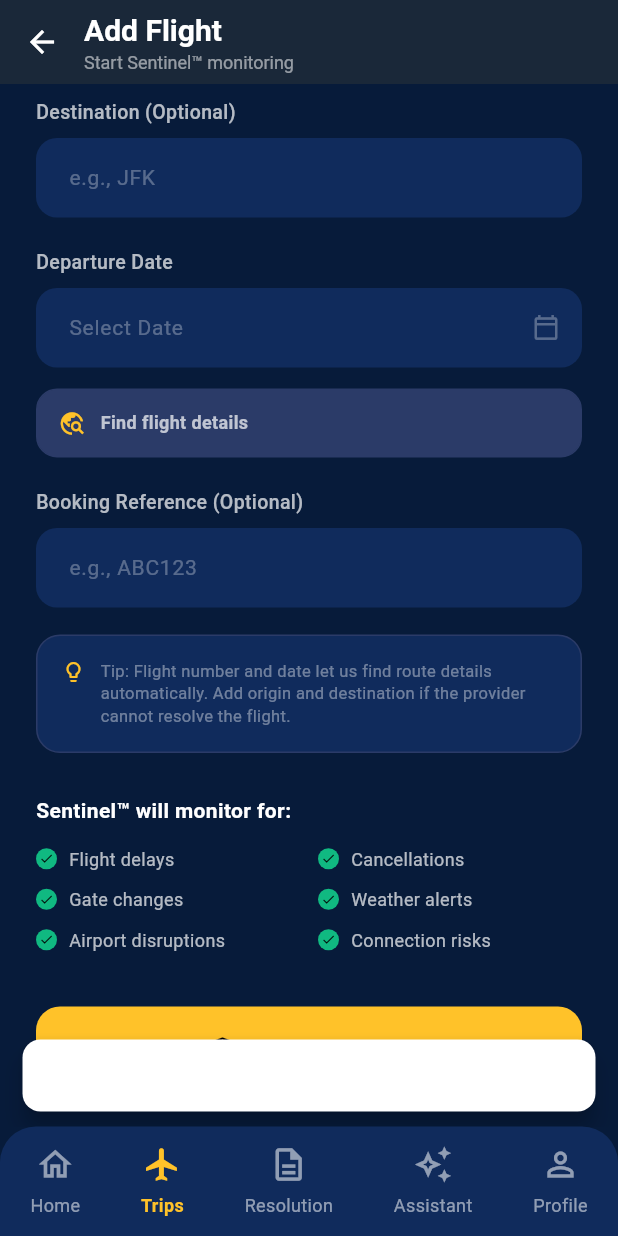
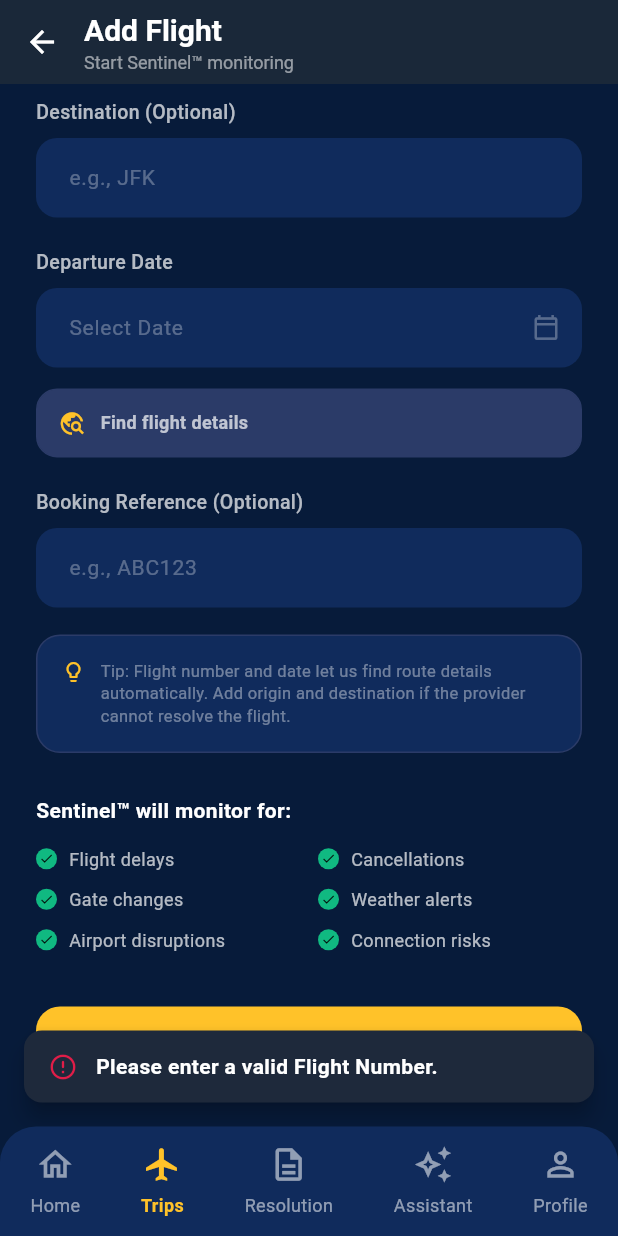
Before and after one commit to FluxtonX/FlyRedi, a Flutter app: the AddFlightScreen screen opened directly, scrolled down 408 dp, after a tap on "Start Monitoring", on a phone screen of 412 x 824 dp. Run offline on Flutter 3.47's test engine with Material 3 defaults, Android fonts, the phone set to English and light mode, and no system bars; our stand-ins replace dio, firebase_auth, firebase_core, firebase_messaging, get, shared_preferences; accounts and stored records are empty.

Commit message:
refactor: implement theme-aware UI updates and consolidate snackbar logic across screens

```diff
--- a/lib/features/traveller/screens/add_flight_screen.dart
+++ b/lib/features/traveller/screens/add_flight_screen.dart
@@ -448,54 +448,15 @@
                   : () async {
                 if (_isManualMode &&
                     _flightNumberController.text.trim().isEmpty) {
-                  ScaffoldMessenger.of(context).showSnackBar(
-                    SnackBar(
-                      content: Text(
-                        'Please enter a valid Flight Number.',
-                        style: TextStyle(
-                            color: Theme.of(context).colorScheme.onSurface, fontWeight: FontWeight.bold),
-                      ),
-
-                      behavior: SnackBarBehavior.floating,
-                      shape: RoundedRectangleBorder(
-                        borderRadius: BorderRadius.circular(12),
-                      ),
-                    ),
-                  );
+                  _showCustomSnackBar('Please enter a valid Flight Number.');
                   return;
                 }
                 if (_isManualMode && _dateController.text.trim().isEmpty) {
-                  ScaffoldMessenger.of(context).showSnackBar(
-                    SnackBar(
-                      content: Text(
-                        'Please select a Departure Date.',
-                        style: TextStyle(
-                            color: Theme.of(context).colorScheme.onSurface, fontWeight: FontWeight.bold),
-                      ),
-
-                      behavior: SnackBarBehavior.floating,
-                      shape: RoundedRectangleBorder(
-                        borderRadius: BorderRadius.circular(12),
-                      ),
-                    ),
-                  );
+                  _showCustomSnackBar('Please select a Departure Date.');
                   return;
                 }
                 if (!_isManualMode && _uploadedFileName == null) {
-                  ScaffoldMessenger.of(context).showSnackBar(
-                    SnackBar(
-                      content: Text(
-                        'Please upload your booking confirmation first.',
-                        style: TextStyle(
-                            color: Theme.of(context).colorScheme.onSurface, fontWeight: FontWeight.bold),
-                      ),
-
-                      behavior: SnackBarBehavior.floating,
-                      shape: RoundedRectangleBorder(
-                        borderRadius: BorderRadius.circular(12),
-                      ),
-                    ),
-                  );
+                  _showCustomSnackBar('Please upload your booking confirmation first.');
                   return;
                 }
 
@@ -530,21 +491,7 @@
                       lookupResult == null &&
                       (resolvedOrigin.isEmpty || resolvedDestination.isEmpty)) {
                     if (!mounted) return;
-                    ScaffoldMessenger.of(context).showSnackBar(
-                      SnackBar(
-                        content: Text(
-                          'Flight not found automatically. Please enter origin and destination to save it manually.',
-                          style: TextStyle(
-                              color: Theme.of(context).colorScheme.onSurface,
-                              fontWeight: FontWeight.bold),
-                        ),
-
-                        behavior: SnackBarBehavior.floating,
-                        shape: RoundedRectangleBorder(
-                          borderRadius: BorderRadius.circular(12),
-                        ),
-                      ),
-                    );
+                    _showCustomSnackBar('Flight not found automatically. Please enter origin and destination to save it manually.');
                     return;
                   }
 
@@ -567,20 +514,7 @@
                   _showSuccessDialog(trip);
                 } catch (e) {
                   if (!mounted) return;
-                  ScaffoldMessenger.of(context).showSnackBar(
-                    SnackBar(
-                      content: Text(
-                        'Failed to save trip: $e',
-                        style: TextStyle(
-                            color: Theme.of(context).colorScheme.onSurface, fontWeight: FontWeight.bold),
-                      ),
-
-                      behavior: SnackBarBehavior.floating,
-                      shape: RoundedRectangleBorder(
-                        borderRadius: BorderRadius.circular(12),
-                      ),
-                    ),
-                  );
+                  _showCustomSnackBar('Failed to save trip: $e');
                 } finally {
                   if (mounted) {
                     setState(() {
@@ -775,21 +709,7 @@
               : () async {
                   if (_flightNumberController.text.trim().isEmpty ||
                       _dateController.text.trim().isEmpty) {
-                    ScaffoldMessenger.of(context).showSnackBar(
-                      SnackBar(
-                        content: Text(
-                          'Enter flight number and departure date first.',
-                          style: TextStyle(
-                              color: Theme.of(context).colorScheme.onSurface,
-                              fontWeight: FontWeight.bold),
-                        ),
-
-                        behavior: SnackBarBehavior.floating,
-                        shape: RoundedRectangleBorder(
-                          borderRadius: BorderRadius.circular(12),
-                        ),
-                      ),
-                    );
+                    _showCustomSnackBar('Enter flight number and departure date first.');
                     return;
                   }
                   await _lookupFlightDetails(showSuccessSnack: true);
@@ -1044,6 +964,40 @@
     );
   }
 
+  void _showCustomSnackBar(String message, {bool isError = true}) {
+    ScaffoldMessenger.of(context).showSnackBar(
+      SnackBar(
+        content: Row(
+          children: [
+            Icon(
+              isError ? Icons.error_outline_rounded : Icons.check_circle_outline,
+              color: isError ? const Color(0xFFE11D48) : const Color(0xFF10B981),
+              size: 20,
+            ),
+            const SizedBox(width: 12),
+            Expanded(
+              child: Text(
+                message,
+                style: const TextStyle(
+                  color: Colors.white,
+                  fontWeight: FontWeight.bold,
+                  fontSize: 14,
+                ),
+              ),
+            ),
+          ],
+        ),
+        backgroundColor: const Color(0xFF1E293B), // Premium dark theme background
+        behavior: SnackBarBehavior.floating,
+        shape: RoundedRectangleBorder(
+          borderRadius: BorderRadius.circular(12),
+        ),
+        elevation: 6,
+        margin: const EdgeInsets.all(16),
+      ),
+    );
+  }
+
   void _showSuccessDialog(TripModel trip) {
     showDialog(
       context: context,
--- a/lib/features/traveller/screens/live_flight_tracker_screen.dart
+++ b/lib/features/traveller/screens/live_flight_tracker_screen.dart
@@ -19,6 +19,7 @@
 
 class _LiveFlightTrackerScreenState extends State<LiveFlightTrackerScreen>
     with TickerProviderStateMixin {
+  // Controller for the smooth continuous movement of the airplane marker along the path
   late final AnimationController _planeController;
   late final Animation<double> _planeAnimation;
 
--- a/lib/features/traveller/screens/profile_screen.dart
+++ b/lib/features/traveller/screens/profile_screen.dart
@@ -868,6 +868,8 @@
 
   // ─── Reusable Widgets ────────────────────────────────────────────────────
 
+  // Evaluates current app global theme mode and seamlessly switches
+  // between light and dark palettes without breaking active UI states.
   Widget _buildThemeSwitcherTile() {
     final themeController = Get.find<ThemeController>();
     return Obx(() => Container(
--- a/lib/features/traveller/screens/traveller_dashboard_screen.dart
+++ b/lib/features/traveller/screens/traveller_dashboard_screen.dart
@@ -21,7 +21,6 @@
 import '../models/user_profile.dart';
 import '../utils/add_flight_navigation.dart';
 import 'plan_usage_screen.dart';
-import 'resolve_dashboard_screen.dart';
 import '../repositories/trip_repository.dart';
 import '../models/trip_model.dart';
 import '../repositories/profile_repository.dart';
```
Also changed, not shown: lib/features/onboarding/widgets/plan_selection_page.dart (+14 -14 lines).
